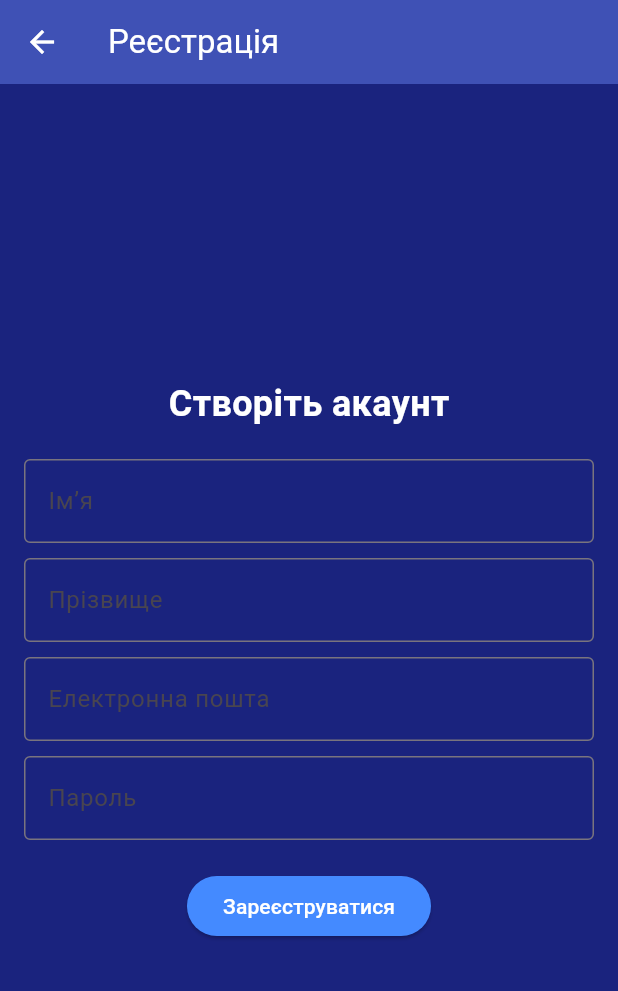
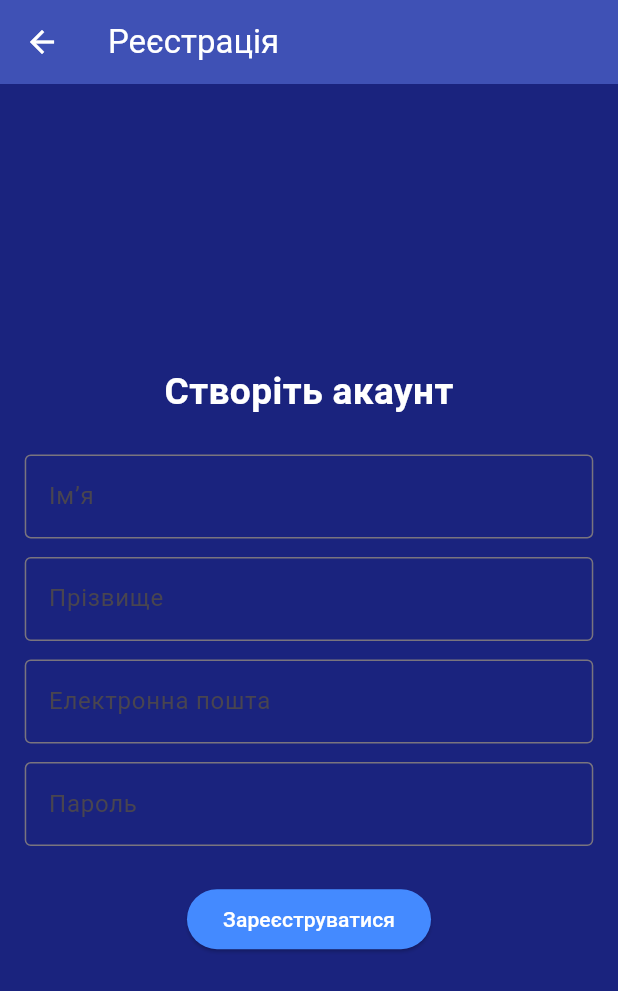
Before and after one commit to vitalii615/flutter_lab1, a Flutter app: the screen it shows after launch, after a tap on "Зареєструватися", on a phone screen of 412 x 824 dp. Shown: the top 991 px of the screen. Run offline on Flutter 3.47's test engine with Material 3 defaults, Android fonts, the phone set to English and light mode, and no system bars.

Commit message:
adapted dimensions and refactoring

```diff
--- a/lib/screens/home_screen.dart
+++ b/lib/screens/home_screen.dart
@@ -1,7 +1,7 @@
 import 'package:flutter/material.dart';
 import '../data/matches_data.dart';
 import '../widgets/collapsible_tour.dart';
-import 'profile_screen.dart'; // Імпорт екрану профілю
+import 'profile_screen.dart';
 
 class HomeScreen extends StatefulWidget {
   const HomeScreen({super.key});
--- a/lib/screens/login_screen.dart
+++ b/lib/screens/login_screen.dart
@@ -9,41 +9,51 @@ class LoginScreen extends StatelessWidget {
 
   @override
   Widget build(BuildContext context) {
+    final screenWidth = MediaQuery.of(context).size.width;
+    final screenHeight = MediaQuery.of(context).size.height;
+
     return Scaffold(
       appBar: AppBar(
         title: const Text('Логін'),
       ),
       body: Padding(
-        padding: const EdgeInsets.all(16.0), // Відступи навколо
+        padding: EdgeInsets.all(screenWidth * 0.04), // Відступи
         child: Column(
-          mainAxisAlignment: MainAxisAlignment.center, // Центрування елементів
+          mainAxisAlignment: MainAxisAlignment.center,
           children: [
-            const Text(
+            Text(
               'Ліга Чемпіонів 2024',
-              style: TextStyle(fontSize: 24, fontWeight: FontWeight.bold),
+              style: TextStyle(
+                fontSize: screenWidth * 0.06,
+                fontWeight: FontWeight.bold,
+              ),
             ),
-            const SizedBox(height: 20),
-            const CustomTextField(hintText: 'Електронна пошта'), // Використання кастомного поля
-            const SizedBox(height: 10),
-            const CustomTextField(hintText: 'Пароль', isPassword: true), // Поле пароля
-            const SizedBox(height: 20),
+            SizedBox(height: screenHeight * 0.03), // Висота відступу
+            const CustomTextField(hintText: 'Електронна пошта'),
+            SizedBox(height: screenHeight * 0.015),
+            const CustomTextField(hintText: 'Пароль', isPassword: true),
+            SizedBox(height: screenHeight * 0.03), // Відступ перед кнопкою
             CustomButton(
               text: 'Увійти',
               onPressed: () {
-                Navigator.push<HomeScreen>( // Явно вказаний тип для HomeScreen
+                Navigator.push<HomeScreen>(
                   context,
                   MaterialPageRoute(builder: (context) => const HomeScreen()),
                 );
               },
             ),
+            SizedBox(height: screenHeight * 0.02), // Відступ між кнопками
             TextButton(
               onPressed: () {
-                Navigator.push<RegistrationScreen>( // Явно вказаний тип для RegistrationScreen
+                Navigator.push<RegistrationScreen>(
                   context,
                   MaterialPageRoute(builder: (context) => const RegistrationScreen()),
                 );
               },
-              child: const Text('Зареєструватися'),
+              child: Text(
+                'Зареєструватися',
+                style: TextStyle(fontSize: screenWidth * 0.045),
+              ),
             ),
           ],
         ),
--- a/lib/screens/registration_screen.dart
+++ b/lib/screens/registration_screen.dart
@@ -7,28 +7,35 @@ class RegistrationScreen extends StatelessWidget {
 
   @override
   Widget build(BuildContext context) {
+    // Отримання розмірів екрана
+    final screenWidth = MediaQuery.of(context).size.width;
+    final screenHeight = MediaQuery.of(context).size.height;
+
     return Scaffold(
       appBar: AppBar(
         title: const Text('Реєстрація'),
       ),
       body: Padding(
-        padding: const EdgeInsets.all(16.0),
+        padding: EdgeInsets.all(screenWidth * 0.04),
         child: Column(
           mainAxisAlignment: MainAxisAlignment.center,
           children: [
-            const Text(
+            Text(
               'Створіть акаунт',
-              style: TextStyle(fontSize: 24, fontWeight: FontWeight.bold),
+              style: TextStyle(
+                fontSize: screenWidth * 0.06,
+                fontWeight: FontWeight.bold,
+              ),
             ),
-            const SizedBox(height: 20),
+            SizedBox(height: screenHeight * 0.03), // відступ
             const CustomTextField(hintText: 'Ім’я'),
-            const SizedBox(height: 10),
+            SizedBox(height: screenHeight * 0.015), // між текстовими полями
             const CustomTextField(hintText: 'Прізвище'),
-            const SizedBox(height: 10),
+            SizedBox(height: screenHeight * 0.015),
             const CustomTextField(hintText: 'Електронна пошта'),
-            const SizedBox(height: 10),
+            SizedBox(height: screenHeight * 0.015),
             const CustomTextField(hintText: 'Пароль', isPassword: true),
-            const SizedBox(height: 20),
+            SizedBox(height: screenHeight * 0.03), // перед кнопкою
             CustomButton(
               text: 'Зареєструватися',
               onPressed: () {
```
Also changed, not shown: lib/screens/profile_screen.dart (+6 -6 lines), lib/widgets/collapsible_tour.dart (+14 -4 lines).
